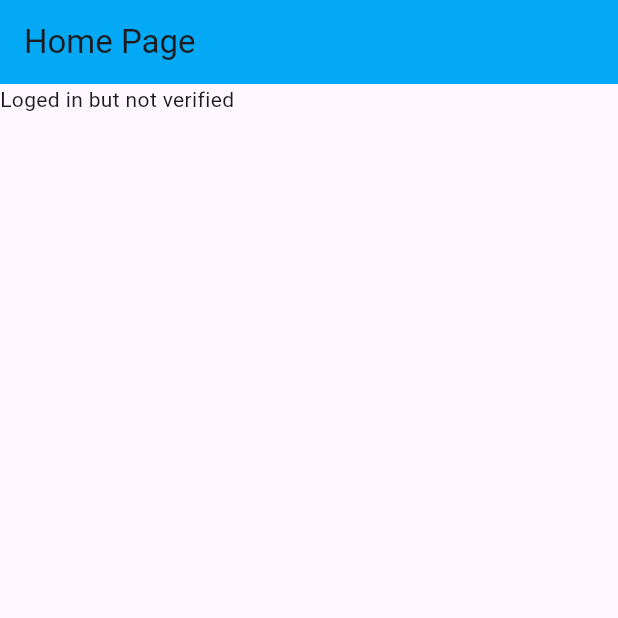
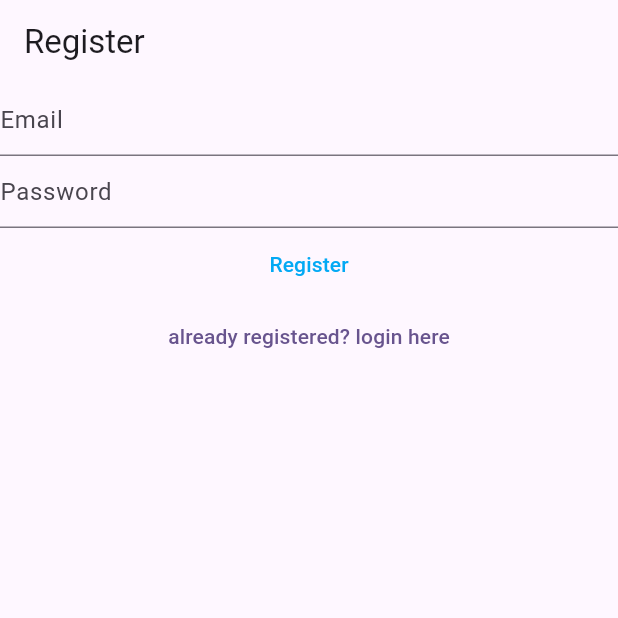
Before and after one commit to kvadah/notes-flutter-project, a Flutter app: the screen it shows after launch, on a phone screen of 412 x 824 dp, the top half of it. Run offline on Flutter 3.47's test engine with Material 3 defaults, Android fonts, the phone set to English and light mode, and no system bars; our stand-ins replace firebase_auth, firebase_core, fluttertoast; accounts and stored records are empty.

Commit message:
navigation between login and register views is added and display register , login or email verify view depends on user status

```diff
--- a/lib/Register.dart
+++ b/lib/Register.dart
@@ -3,15 +3,14 @@ import 'package:firebase_core/firebase_core.dart';
 import 'package:flutter/material.dart';
 import 'package:notes/firebase_options.dart';
 
-
-class HomePage extends StatefulWidget {
-  const HomePage({super.key});
+class Registerview extends StatefulWidget {
+  const Registerview({super.key});
 
   @override
-  State<HomePage> createState() => _HomePageState();
+  State<Registerview> createState() => _RegisterviewState();
 }
 
-class _HomePageState extends State<HomePage> {
+class _RegisterviewState extends State<Registerview> {
   late final TextEditingController _email;
   late final TextEditingController _password;
 
@@ -34,17 +33,8 @@ class _HomePageState extends State<HomePage> {
     return Scaffold(
       appBar: AppBar(
         title: const Text('Register'),
-        backgroundColor: Colors.lightBlue,
-        foregroundColor: Colors.white,
       ),
-      body: FutureBuilder(
-          future: Firebase.initializeApp(
-            options: DefaultFirebaseOptions.currentPlatform,
-          ),
-          builder: (context, snapshot) {
-            switch (snapshot.connectionState) {
-              case ConnectionState.done:
-                return Column(
+      body: Column(
         children: [
           TextField(
             controller: _email,
@@ -72,8 +62,7 @@ class _HomePageState extends State<HomePage> {
                 final email = _email.text;
                 final password = _password.text;
                 try {
-                            await FirebaseAuth.instance
-                                .createUserWithEmailAndPassword(
+                  await FirebaseAuth.instance.createUserWithEmailAndPassword(
                       email: email, password: password);
                 } on FirebaseAuthException catch (e) {
                   if (e.code == 'email-already=in-use')
@@ -84,13 +73,13 @@ class _HomePageState extends State<HomePage> {
                 }
               },
               child: const Text('Register')),
+          TextButton(
+            onPressed: () {
+              Navigator.of(context).pushNamedAndRemoveUntil('/login',(route)=>false);
+            },
+          child: const Text('already registered? login here'))
         ],
-                );
-
-              default:
-                return const Text('Loading');
-            }
-          }),
+      ),
     );
   }
 }
--- a/lib/main.dart
+++ b/lib/main.dart
@@ -1,6 +1,9 @@
 import 'package:firebase_auth/firebase_auth.dart';
 import 'package:firebase_core/firebase_core.dart';
 import 'package:flutter/material.dart';
+import 'package:notes/Register.dart';
+import 'package:notes/Views/EmailVerifyView';
+import 'package:notes/Views/login.dart';
 
 import 'package:notes/firebase_options.dart';
 
@@ -14,7 +17,10 @@ void main() {
           useMaterial3: true,
         ),
         home: const Homepage(),
-    ),
+        routes: {
+          '/login': (context) => const LoginView(),
+          '/register': (context) => const Registerview(),
+        }),
   );
 }
 
@@ -28,12 +34,7 @@ class Homepage extends StatefulWidget {
 class _HomepageState extends State<Homepage> {
   @override
   Widget build(BuildContext context) {
-    return Scaffold(
-        appBar: AppBar(
-          title: const Text('Home Page'),
-          backgroundColor: Colors.lightBlue,
-        ),
-        body: FutureBuilder(
+    return FutureBuilder(
       future: Firebase.initializeApp(
         options: DefaultFirebaseOptions.currentPlatform,
       ),
@@ -41,17 +42,20 @@ class _HomepageState extends State<Homepage> {
         switch (snapshot.connectionState) {
           case ConnectionState.done:
             User? user = FirebaseAuth.instance.currentUser;
-                if (user?.emailVerified ?? false) {
-                  return const Text('Email Verified');
+            if (user != null) {
+              if (user.emailVerified) {
+                return const LoginView();
               } else {
-                  print; 'user';
-                  return const Text('Loged in but not verified');
+                return const EmailVerifyView();
+              }
+            } else {
+              return const Registerview();
             }
 
           default:
             return const Text('Loading');
         }
       },
-        ));
+    );
   }
 }
--- a/pubspec.yaml
+++ b/pubspec.yaml
@@ -37,6 +37,7 @@ dependencies:
   cupertino_icons: ^1.0.8
   firebase_auth: ^5.3.1
   firebase_core: ^3.6.0
+  fluttertoast: ^8.2.8
 
 dev_dependencies:
   flutter_test:
```
Also changed, not shown: lib/Views/EmailVerifyView.dart (added, +34 -0 lines), lib/Views/login.dart (+21 -20 lines), pubspec.lock. Lines whose indentation alone changed are shown as unchanged.
